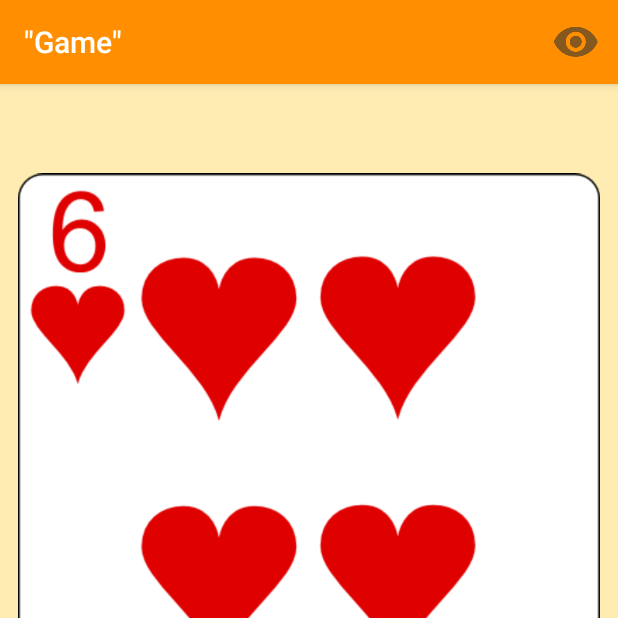
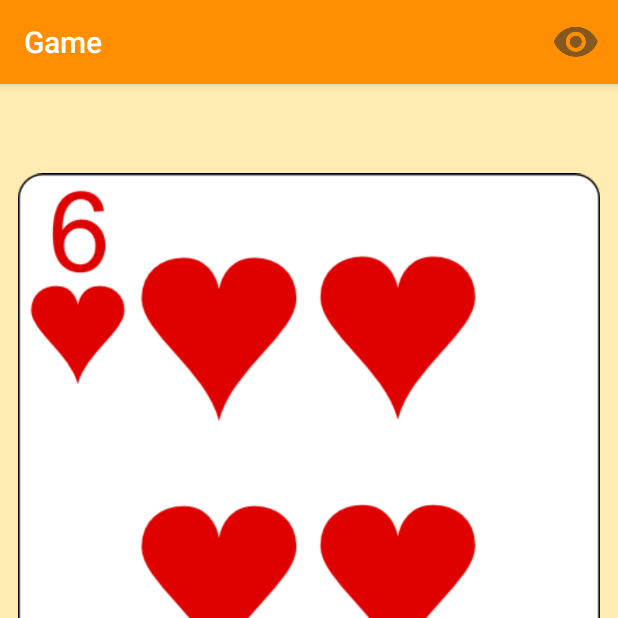
Before and after one commit to amdroid007/high-five-card-game, an Android app: the GameActivity screen opened directly, with no data from a screen before it, after a tap on an icon or button, on a phone screen of 412 x 824 dp, the top half of it. Run offline under Robolectric (Android 15) with nearby library versions, the phone set to English and light mode, and no system bars.

Commit message:
Updated support libraries and fixed code inspection warnings

```diff
--- a/build.gradle
+++ b/build.gradle
@@ -22,10 +22,10 @@ android {
 
 dependencies {
     compile fileTree(include: ['*.jar'], dir: 'libs')
-    androidTestCompile('com.android.support.test.espresso:espresso-core:2.2.2', {
+    androidTestCompile('com.android.support.test.espresso:espresso-core:2.3-alpha', {
         exclude group: 'com.android.support', module: 'support-annotations'
     })
-    compile 'com.android.support:appcompat-v7:25.1.1'
+    compile 'com.android.support:appcompat-v7:25.2.0'
     testCompile 'junit:junit:4.12'
-    compile 'com.android.support:gridlayout-v7:25.1.1'
+    compile 'com.android.support:gridlayout-v7:25.2.0'
 }
--- a/src/main/res/layout/fragment_game.xml
+++ b/src/main/res/layout/fragment_game.xml
@@ -1,5 +1,4 @@
 <?xml version="1.0" encoding="utf-8"?>
-<!--TODO change toolbar -->
 
 <LinearLayout
     xmlns:android="http://schemas.android.com/apk/res/android"
@@ -11,15 +10,14 @@
     >
 
     <TextView
-        android:background="@color/md_amber_500"
         android:id="@+id/text_view_message"
         android:layout_width="match_parent"
         android:layout_height="wrap_content"
         android:layout_marginBottom="0dp"
+        android:layout_weight="1"
+        android:background="@color/md_amber_500"
         android:gravity="center"
-        android:layout_weight="1"
         android:textSize="24sp"
-        android:shadowColor="@color/md_grey_500"
         tools:text="@string/message_start_game_default_mode"
         tools:visibility="visible"/>
 
@@ -27,8 +25,8 @@
         android:id="@+id/grid_layout_card_rules"
         android:layout_width="match_parent"
         android:layout_height="wrap_content"
+        android:layout_margin="12dp"
         android:layout_weight="1"
-        android:layout_margin="12dp"
         app:columnCount="4"
         app:rowCount="2">
 
@@ -38,6 +36,8 @@
             android:layout_height="100dp"
             android:layout_marginBottom="12dp"
             android:layout_marginRight="12dp"
+            android:layout_marginEnd="12dp"
+            android:contentDescription="@string/image_description_start_card_1"
             app:layout_columnWeight="1"
             tools:src="@drawable/eight_of_clubs"/>
 
@@ -55,6 +55,8 @@
             android:layout_height="100dp"
             android:layout_marginBottom="12dp"
             android:layout_marginRight="12dp"
+            android:layout_marginEnd="12dp"
+            android:contentDescription="@string/image_description_start_card_2"
             app:layout_columnWeight="1"
             tools:src="@drawable/eight_of_clubs"/>
 
@@ -72,6 +74,8 @@
             android:layout_height="100dp"
             android:layout_marginBottom="12dp"
             android:layout_marginRight="12dp"
+            android:layout_marginEnd="12dp"
+            android:contentDescription="@string/image_description_start_card_3"
             app:layout_columnWeight="1"
             tools:src="@drawable/eight_of_clubs"/>
 
@@ -89,6 +93,8 @@
             android:layout_height="100dp"
             android:layout_marginBottom="12dp"
             android:layout_marginRight="12dp"
+            android:layout_marginEnd="12dp"
+            android:contentDescription="@string/image_description_start_card_4"
             app:layout_columnWeight="1"
             tools:src="@drawable/eight_of_clubs"/>
 
@@ -100,6 +106,7 @@
             app:layout_columnWeight="2"
             tools:text="Rule 1 does this and this"/>
     </android.support.v7.widget.GridLayout>
+
 
     <ImageView
         android:id="@+id/image_view_cards"
@@ -121,6 +128,4 @@
         android:textSize="24sp"
         tools:text="3"
         tools:visibility="gone"/>
-
-
 </LinearLayout>
--- a/src/main/res/values/strings.xml
+++ b/src/main/res/values/strings.xml
@@ -13,8 +13,13 @@
 
     <string name="image_description_logo">Logo</string>
     <string name="image_description_drawn_card">Drawn Card</string>
-    <string name="action_bar_title_settings">\"Settings\"</string>
-    <string name="action_bar_title_game">\"Game\"</string>
+    <string name="action_bar_title_settings">Settings</string>
+    <string name="action_bar_title_game">Game</string>
+
+    <string name="image_description_start_card_1">Rule Card 1</string>
+    <string name="image_description_start_card_2">Rule Card 2</string>
+    <string name="image_description_start_card_3">Rule Card 3</string>
+    <string name="image_description_start_card_4">Rule Card 4</string>
 
 
 </resources>
```
Also changed, not shown: 1 other file.
